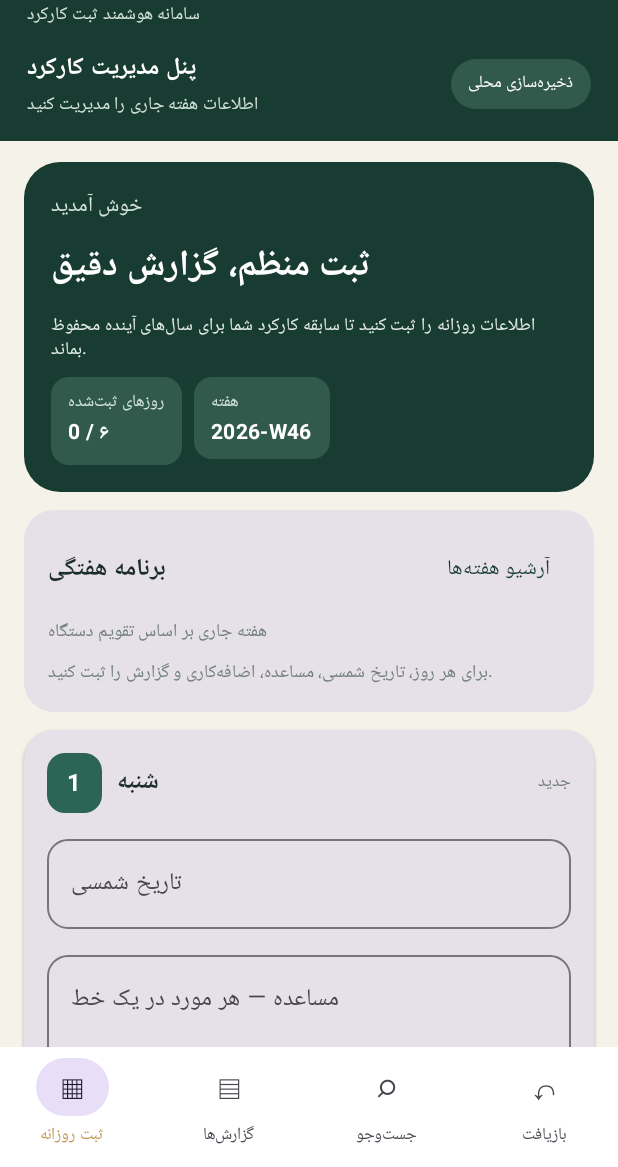
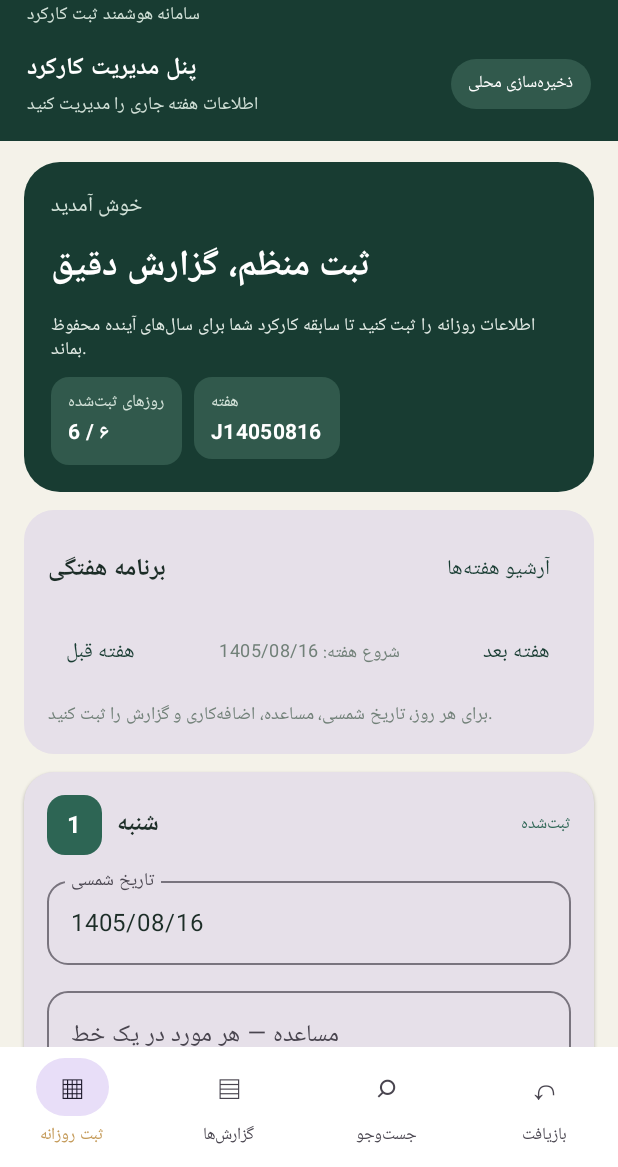
Before and after one commit to sointrn-ops/Karkard-Android, an Android app built with Jetpack Compose: the screen it shows after launch (MainActivity), on a phone screen of 412 x 824 dp, the part 69-1236 px from its top. Run offline under Robolectric (Android 15) with nearby library versions, the phone set to English and light mode, and no system bars; our stand-ins replace Room's generated code.

Commit message:
Use Jalali week keys and prefill Persian dates with weekly navigation

```diff
--- a/app/src/main/java/ir/example/karkard/MainActivity.kt
+++ b/app/src/main/java/ir/example/karkard/MainActivity.kt
@@ -30,6 +30,7 @@ import androidx.sqlite.db.SupportSQLiteDatabase
 import kotlinx.coroutines.launch
 import java.text.SimpleDateFormat
 import java.util.Date
+import java.util.Calendar
 import java.util.Locale
 
 @Entity(tableName = "daily_entries", primaryKeys = ["weekKey", "dayIndex"])
@@ -155,6 +156,25 @@ private val gold = Color(0xFFC49A58)
 private val ink = Color(0xFF1C2D27)
 private val muted = Color(0xFF718078)
 
+private fun jalaliDate(calendar: Calendar): String {
+ val gy=calendar.get(Calendar.YEAR); val gm=calendar.get(Calendar.MONTH)+1; val gd=calendar.get(Calendar.DAY_OF_MONTH)
+ val md=intArrayOf(0,31,59,90,120,151,181,212,243,273,304,334); val y=gy-1600; val m=gm-1; val d=gd-1
+ var n=365*y+(y+3)/4-(y+99)/100+(y+399)/400+md[m]+d
+ if(m>1 && (gy%4==0 && gy%100!=0 || gy%400==0)) n++
+ var j=n-79; val cycle=j/12053; j%=12053
+ var jy=979+33*cycle+4*(j/1461); j%=1461
+ if(j>=366){jy+=(j-1)/365;j=(j-1)%365}
+ val jm:Int; val jd:Int
+ if(j<186){jm=1+j/31;jd=1+j%31}else{jm=7+(j-186)/30;jd=1+(j-186)%30}
+ return String.format(Locale.US,"%04d/%02d/%02d",jy,jm,jd)
+}
+private fun jalaliWeekStart(offset:Int):Calendar {
+ val c=Calendar.getInstance(); val dow=c.get(Calendar.DAY_OF_WEEK)
+ val afterSaturday=if(dow==Calendar.SATURDAY) 0 else dow
+ c.add(Calendar.DAY_OF_MONTH,-afterSaturday+offset*7); return c
+}
+private fun jalaliWeekKey(offset:Int):String = "J"+jalaliDate(jalaliWeekStart(offset)).replace("/","")
+private fun jalaliDateForDay(offset:Int,index:Int):String { val c=jalaliWeekStart(offset); c.add(Calendar.DAY_OF_MONTH,index); return jalaliDate(c) }
 private fun amountValue(raw: String): Double = raw
     .replace('۰','0').replace('۱','1').replace('۲','2').replace('۳','3').replace('۴','4')
     .replace('۵','5').replace('۶','6').replace('۷','7').replace('۸','8').replace('۹','9')
@@ -169,8 +189,9 @@ private fun KarbanApp(dao: EntryDao) {
     val scope = rememberCoroutineScope()
     val prefs = remember { context.getSharedPreferences("karban_settings", android.content.Context.MODE_PRIVATE) }
     var dark by remember { mutableStateOf(prefs.getBoolean("dark_mode", false)) }
-    val week = remember { mutableStateOf(SimpleDateFormat("yyyy-'W'ww", Locale.US).format(Date())) }
-    var rows by remember { mutableStateOf(karbanDays.indices.map { DailyEntry(week.value, it) }) }
+    var weekOffset by remember { mutableIntStateOf(0) }
+    val week = remember { mutableStateOf(jalaliWeekKey(0)) }
+    var rows by remember { mutableStateOf(karbanDays.indices.map { DailyEntry(week.value, it, jalaliDateForDay(0, it)) }) }
     var weeks by remember { mutableStateOf(emptyList<String>()) }
     var trash by remember { mutableStateOf(emptyList<DeletedEntry>()) }
     var searchResults by remember { mutableStateOf(emptyList<DailyEntry>()) }
@@ -187,7 +208,7 @@ private fun KarbanApp(dao: EntryDao) {
             loading = true
             try {
                 val saved = dao.getWeek(week.value).associateBy { it.dayIndex }
-                rows = karbanDays.indices.map { saved[it] ?: DailyEntry(week.value, it) }
+                rows = karbanDays.indices.map { saved[it] ?: DailyEntry(week.value, it, jalaliDateForDay(weekOffset, it)) }
                 weeks = dao.getWeeks()
                 trash = dao.getTrash()
             } catch (_: Exception) { notice = "بارگذاری اطلاعات با خطا روبه‌رو شد." }
@@ -313,7 +334,13 @@ private fun KarbanApp(dao: EntryDao) {
                                     Text("برنامه هفتگی", fontWeight = FontWeight.Bold, modifier = Modifier.weight(1f))
                                     TextButton(onClick = { showArchive = !showArchive; if (showArchive) scope.launch { weeks = dao.getWeeks() } }) { Text(if (showArchive) "بازگشت" else "آرشیو هفته‌ها") }
                                 }
-                                Text("هفته جاری بر اساس تقویم دستگاه", color = muted, style = MaterialTheme.typography.bodySmall)
+                                if (!showArchive) {
+                                    Row(verticalAlignment = Alignment.CenterVertically, horizontalArrangement = Arrangement.SpaceBetween, modifier = Modifier.fillMaxWidth()) {
+                                        TextButton(onClick = { weekOffset--; week.value = jalaliWeekKey(weekOffset) }) { Text("هفته قبل") }
+                                        Text("شروع هفته: " + jalaliDate(jalaliWeekStart(weekOffset)), color = muted, style = MaterialTheme.typography.bodySmall)
+                                        TextButton(onClick = { weekOffset++; week.value = jalaliWeekKey(weekOffset) }) { Text("هفته بعد") }
+                                    }
+                                }
                                 if (showArchive) {
                                     if (weeks.isEmpty()) Text("هنوز هفته‌ای ذخیره نشده است.")
                                     weeks.forEach { w -> TextButton(onClick = { week.value = w; showArchive = false }) { Text(w) } }
@@ -467,7 +494,7 @@ private fun KarbanApp(dao: EntryDao) {
             title = { Text("درباره KARBAN", fontWeight = FontWeight.Bold) },
             text = { Column(verticalArrangement = Arrangement.spacedBy(8.dp)) {
                 Text("سامانه ثبت و مدیریت کارکرد")
-                Text("نسخه 1.1")
+                Text("نسخه 1.2")
                 Text("طراحی و توسعه: محمد جواد احمدی")
                 HorizontalDivider()
                 Text("راه ارتباطی")
```
